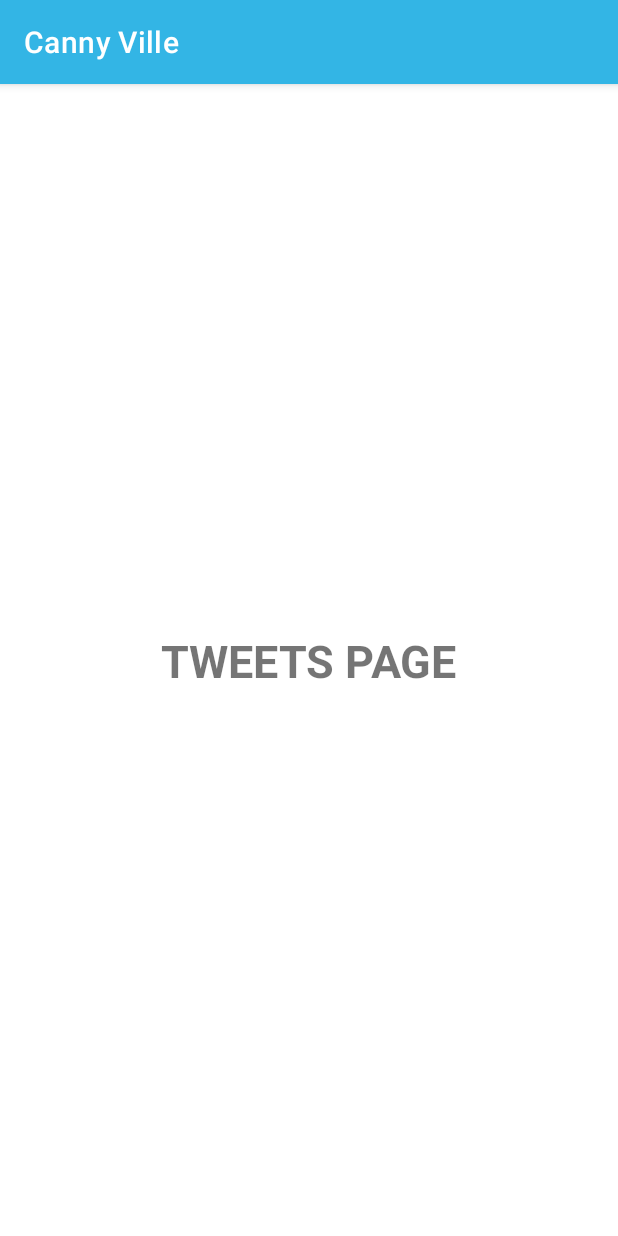
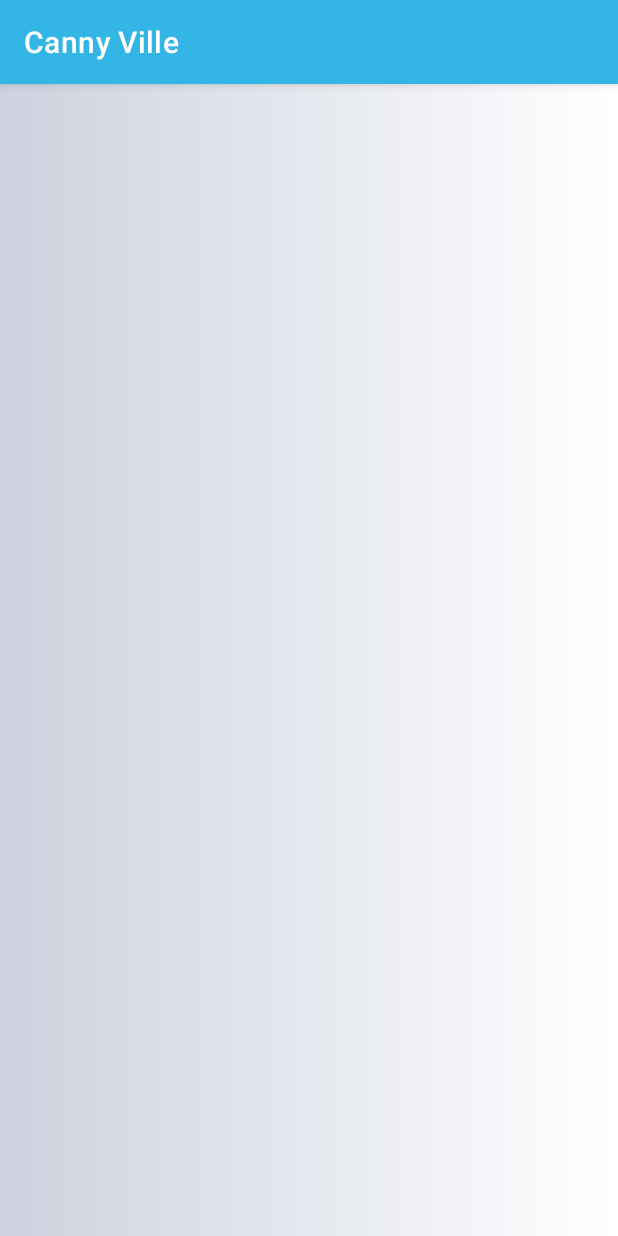
Before and after one commit to Nyandago/Cannyville, an Android app: the TweetsActivity screen opened directly, with no data from a screen before it, on a phone screen of 412 x 824 dp. Run offline under Robolectric (Android 15) with nearby library versions, the phone set to English and light mode, and no system bars.

Commit message:
Tweets Activity

```diff
--- a/app/src/main/res/layout/activity_tweets.xml
+++ b/app/src/main/res/layout/activity_tweets.xml
@@ -4,18 +4,5 @@
     xmlns:tools="http://schemas.android.com/tools"
     android:layout_width="match_parent"
     android:layout_height="match_parent"
-    tools:context=".TweetsActivity">
-
-    <TextView
-        android:layout_width="wrap_content"
-        android:layout_height="wrap_content"
-        android:text="TWEETS PAGE"
-        android:textStyle="bold"
-        android:textSize="30sp"
-        app:layout_constraintBottom_toBottomOf="parent"
-        app:layout_constraintEnd_toEndOf="parent"
-        app:layout_constraintHorizontal_bias="0.5"
-        app:layout_constraintStart_toStartOf="parent"
-        app:layout_constraintTop_toTopOf="parent" />
-
-</androidx.constraintlayout.widget.ConstraintLayout>
+    android:background="@drawable/canny_gradient"
+    tools:context=".TweetsActivity"/>
```
